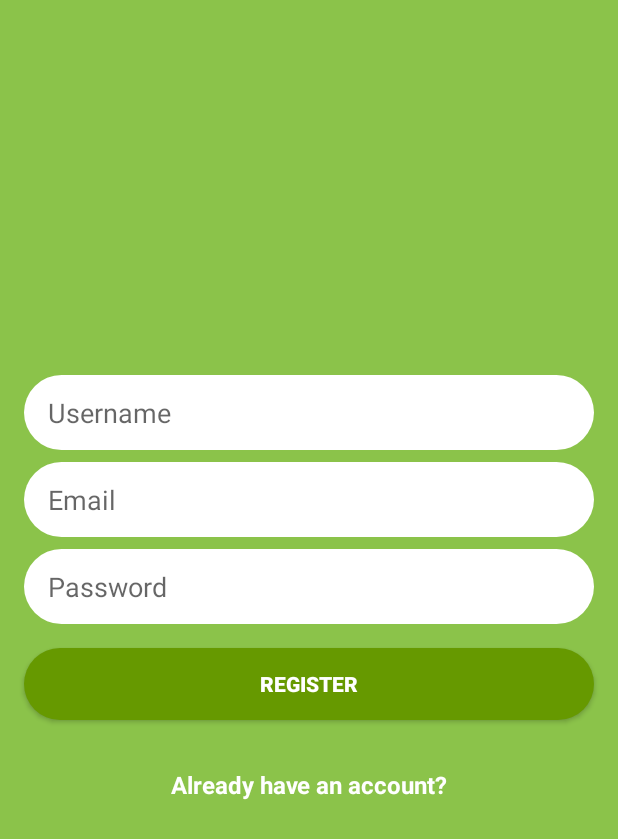
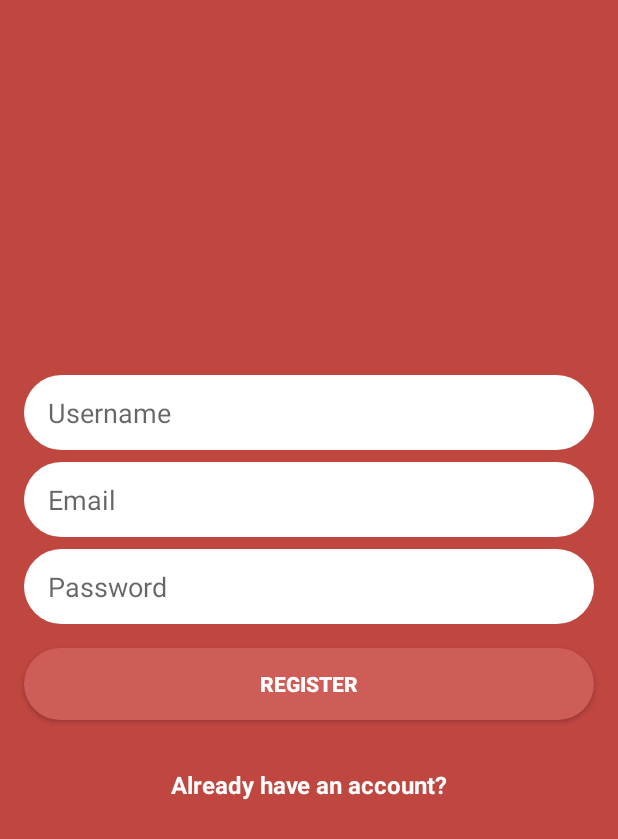
Before and after one commit to eric-rl/HeroesAndBandits, an Android app: the screen it shows after launch (RegisterActivity), on a phone screen of 412 x 824 dp. Shown: the top 839 px of the screen. Run offline under Robolectric (Android 15) with nearby library versions, the phone set to English and light mode, and no system bars.

Commit message:
Added activity and layout, changed colors

```diff
--- a/AndroidApp/app/src/main/AndroidManifest.xml
+++ b/AndroidApp/app/src/main/AndroidManifest.xml
@@ -20,6 +20,7 @@
             </intent-filter>
         </activity>
         <activity android:name=".LoginActivity" />
+        <activity android:name=".SearchActivity" />
     </application>
 
 </manifest>
--- a/AndroidApp/app/src/main/res/drawable/rounded_button.xml
+++ b/AndroidApp/app/src/main/res/drawable/rounded_button.xml
@@ -1,6 +1,6 @@
 <?xml version="1.0" encoding="utf-8"?>
 <shape xmlns:android="http://schemas.android.com/apk/res/android">
 
-    <solid android:color="@android:color/holo_green_dark"/>
+    <solid android:color="#CE5D58"/>
     <corners android:radius="25dp"/>
 </shape>
--- a/AndroidApp/app/src/main/res/layout/activity_login.xml
+++ b/AndroidApp/app/src/main/res/layout/activity_login.xml
@@ -4,7 +4,7 @@
     xmlns:tools="http://schemas.android.com/tools"
     android:layout_width="match_parent"
     android:layout_height="match_parent"
-    android:background="#8BC34A">
+    android:background="#C04640">
 
     <EditText
         android:id="@+id/email_edittext_login"
--- a/AndroidApp/app/src/main/res/layout/activity_register.xml
+++ b/AndroidApp/app/src/main/res/layout/activity_register.xml
@@ -4,7 +4,7 @@
     xmlns:tools="http://schemas.android.com/tools"
     android:layout_width="match_parent"
     android:layout_height="match_parent"
-    android:background="#8BC34A"
+    android:background="#C04640"
     tools:context=".RegisterActivity" >
 
     <EditText
--- /dev/null
+++ b/AndroidApp/app/src/main/res/layout/activity_search.xml
@@ -0,0 +1,6 @@
+<?xml version="1.0" encoding="utf-8"?>
+<androidx.constraintlayout.widget.ConstraintLayout
+    xmlns:android="http://schemas.android.com/apk/res/android" android:layout_width="match_parent"
+    android:layout_height="match_parent">
+
+</androidx.constraintlayout.widget.ConstraintLayout>
```
Also changed, not shown: AndroidApp/app/src/main/java/com/example/heroesandbandits/SearchActivity.kt (added, +12 -0 lines).
